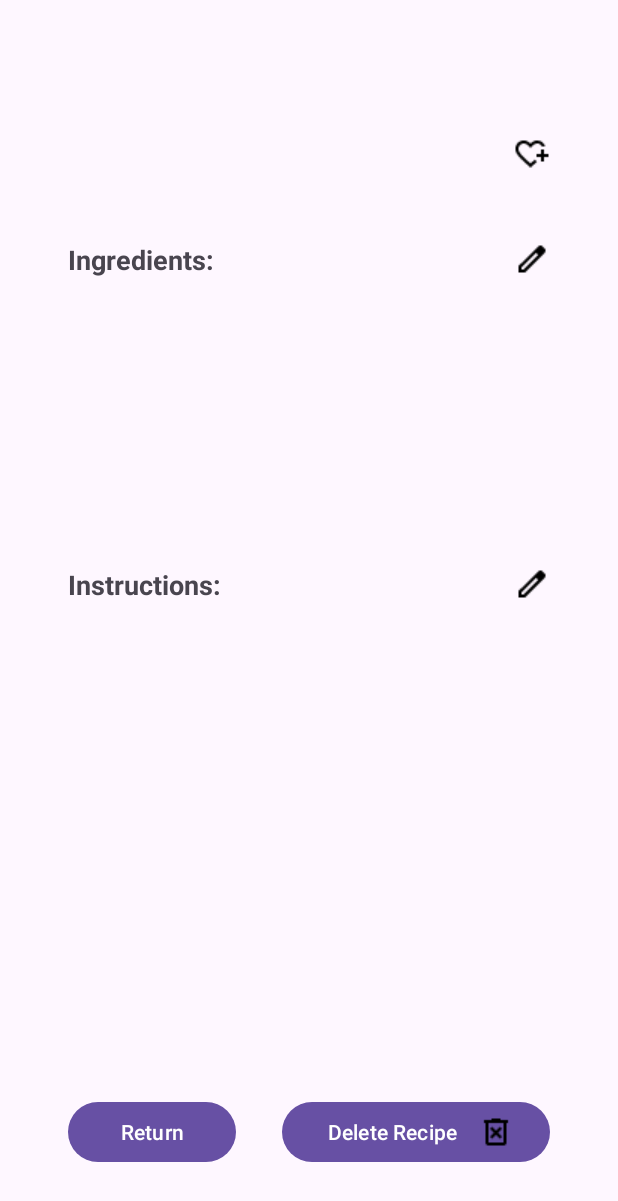
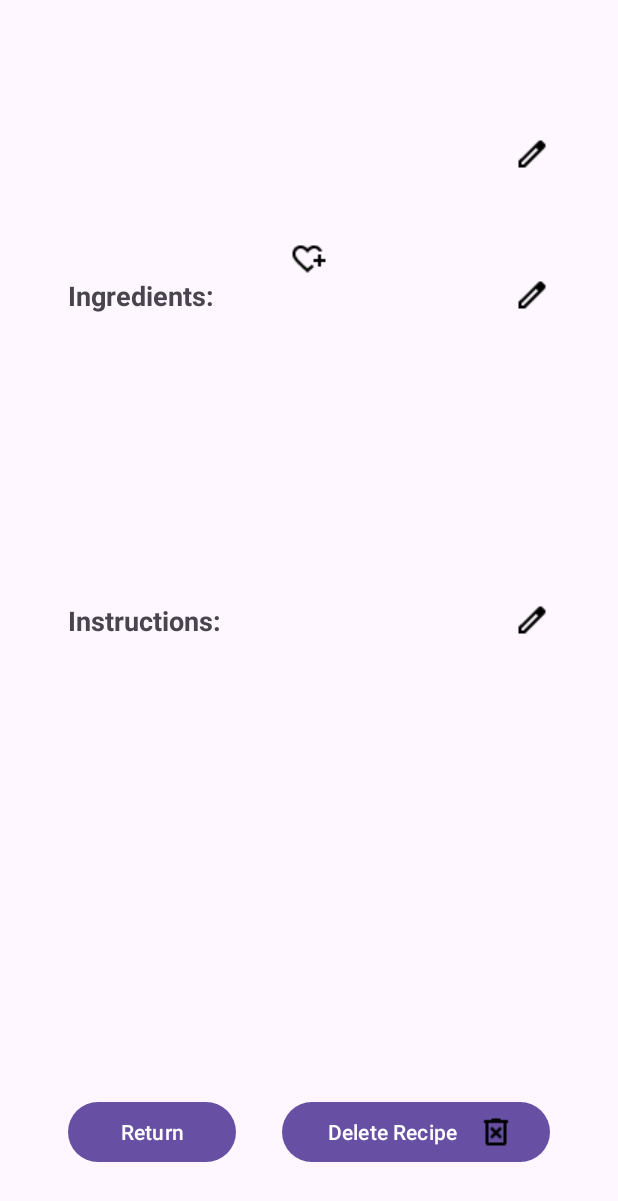
Before and after one commit to reecevlr/RecipeProject, an Android app: the ViewRecipeDetails screen opened directly, with no data from a screen before it, on a phone screen of 412 x 824 dp. Shown: the top 1201 px of the screen. Run offline under Robolectric (Android 15) with nearby library versions, the phone set to English and light mode, and no system bars.

Commit message:
Add edit name field

```diff
--- a/app/src/main/res/layout/view_recipe_details.xml
+++ b/app/src/main/res/layout/view_recipe_details.xml
@@ -17,7 +17,7 @@
 
             <LinearLayout
                 android:layout_width="match_parent"
-                android:layout_height="match_parent"
+                android:layout_height="wrap_content"
                 android:orientation="horizontal">
 
                 <TextView
@@ -33,13 +33,22 @@
                     android:textStyle="bold" />
 
                 <ImageView
-                    android:id="@+id/imgFavorite"
+                    android:id="@+id/imgEditName"
                     android:layout_width="wrap_content"
                     android:layout_height="wrap_content"
                     android:layout_gravity="center"
                     android:layout_weight="0"
-                    android:src="@drawable/heart_minus" />
+                    android:src="@drawable/edit" />
+
             </LinearLayout>
+
+            <ImageView
+                android:id="@+id/imgFavorite"
+                android:layout_width="wrap_content"
+                android:layout_height="wrap_content"
+                android:layout_gravity="center"
+                android:layout_weight="0"
+                android:src="@drawable/heart_minus" />
 
             <LinearLayout
                 android:layout_width="match_parent"
```
Also changed, not shown: app/src/main/res/layout/edit_name.xml (added, +14 -0 lines).
